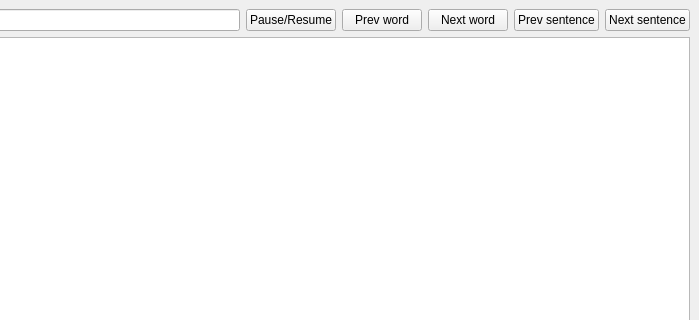
This is wui/src/mainwindow.ui in kabamot/Zyrlo as Qt 5 draws it before an edit; both pictures show x 373 to 1072 and y 0 to 320 of the 1072 by 808 pixel window. The edited form follows.
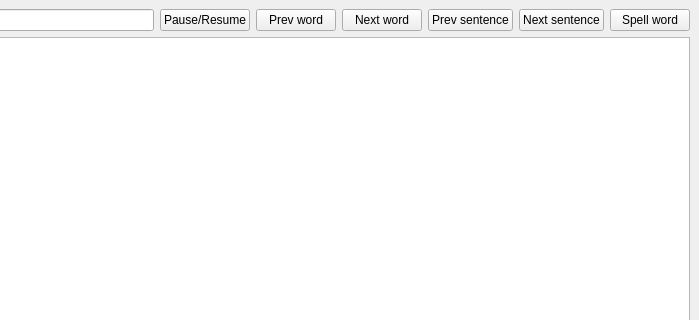
This is the edited form.

Commit message: Spell current word implemented

```diff
--- a/wui/src/mainwindow.ui
+++ b/wui/src/mainwindow.ui
@@ -69,6 +69,13 @@
         </property>
        </widget>
       </item>
+      <item>
+       <widget class="QPushButton" name="spellWordButton">
+        <property name="text">
+         <string>Spell word</string>
+        </property>
+       </widget>
+      </item>
      </layout>
     </item>
     <item row="1" column="0">
```
Left out of the diff: 2 changed lines with no effect on the pictures. The commit also changes 3 other files.
